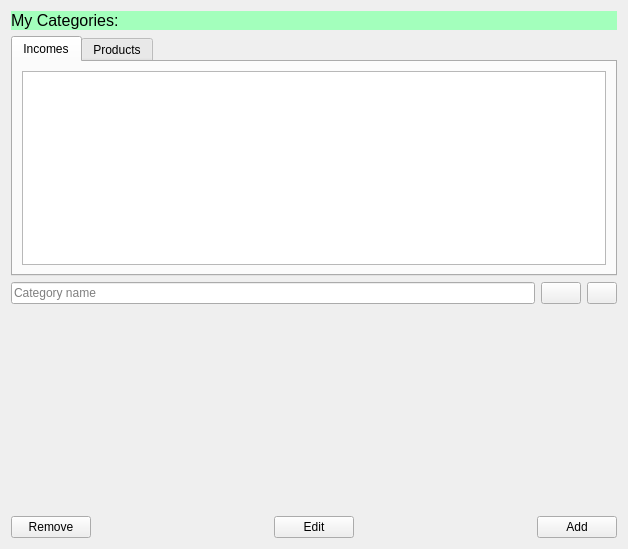
Qt form src/Client/View/MainPage/CategoryEditPage/CategoryEditPage.ui (iodream/Spend-Note) before a commit.
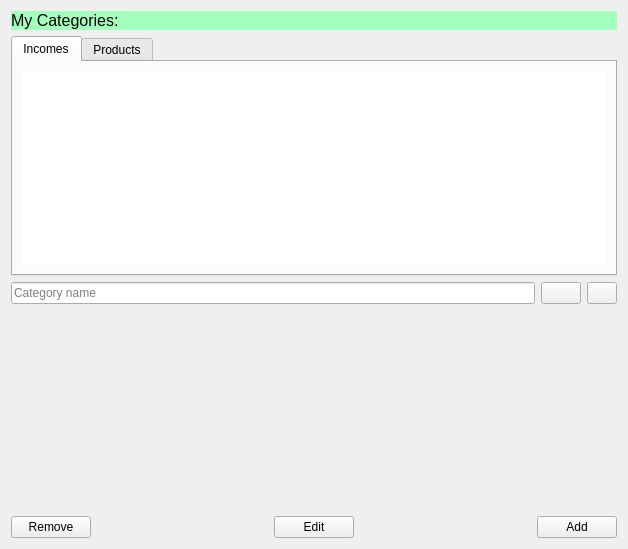
The same form after that commit. The open tabs and pages were chosen to show the change. Icons and pictures are not drawn.

The edit to the form file:
```diff
--- a/src/Client/View/MainPage/CategoryEditPage/CategoryEditPage.ui
+++ b/src/Client/View/MainPage/CategoryEditPage/CategoryEditPage.ui
@@ -65,6 +65,9 @@
            <pointsize>13</pointsize>
           </font>
          </property>
+         <property name="styleSheet">
+          <string notr="true">border: 1px solid white</string>
+         </property>
         </widget>
        </item>
       </layout>
```
Left out of the diff: 5 changed lines with no effect on the pictures.
